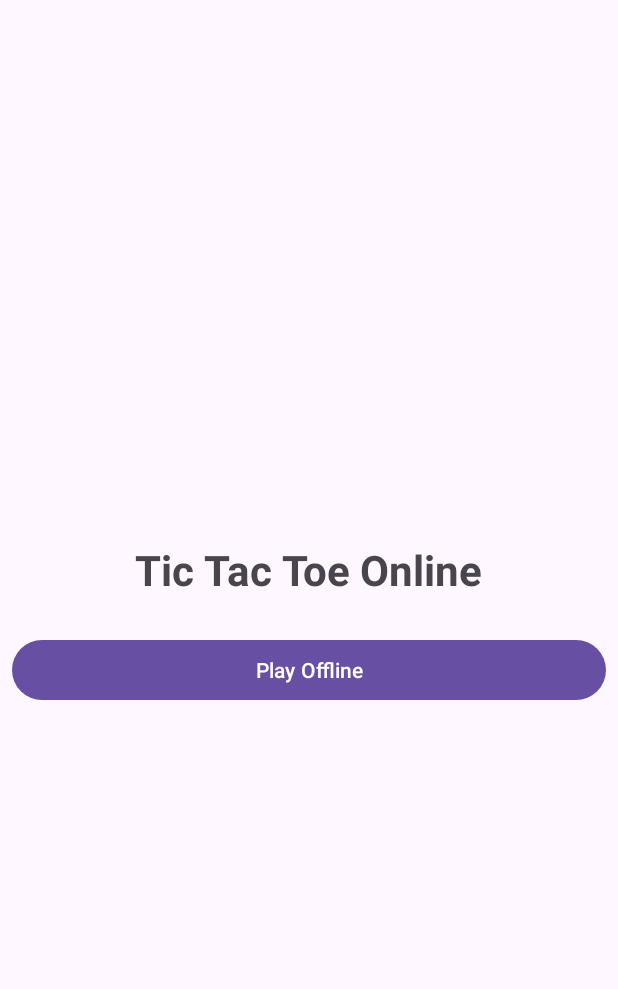
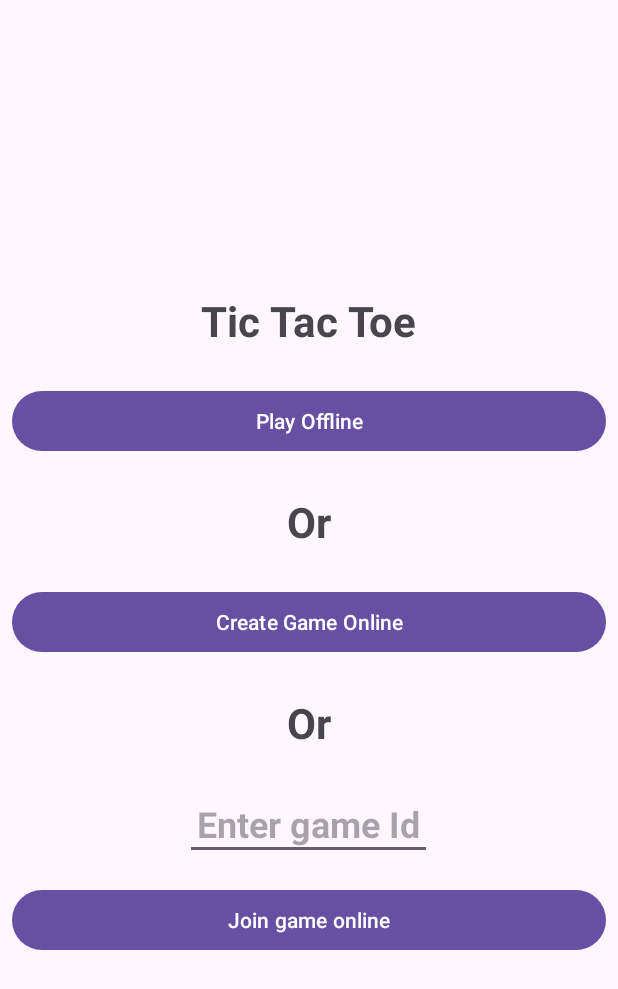
Before and after one commit to Milind-Ranjan/TicTacToe, an Android app: the screen it shows after launch (MainActivity), on a phone screen of 412 x 824 dp. Shown: the top 989 px of the screen. Run offline under Robolectric (Android 15) with nearby library versions, the phone set to English and light mode, and no system bars; our stand-ins replace Firebase (no records; nobody signed in at launch, a user with empty details on screens opened directly).

```diff
--- a/app/build.gradle.kts
+++ b/app/build.gradle.kts
@@ -1,6 +1,7 @@
 plugins {
     id("com.android.application")
     id("org.jetbrains.kotlin.android")
+    id("com.google.gms.google-services")
 }
 
 android {
@@ -39,10 +40,15 @@ android {
 }
 
 dependencies {
+
+    implementation(platform("com.google.firebase:firebase-bom:33.2.0"))
+    implementation("com.google.firebase:firebase-analytics")
+    implementation("com.google.firebase:firebase-firestore")
     implementation("androidx.core:core-ktx:1.13.1")
     implementation("androidx.appcompat:appcompat:1.7.0")
     implementation("com.google.android.material:material:1.12.0")
     implementation("androidx.constraintlayout:constraintlayout:2.1.4")
+    implementation("com.google.firebase:firebase-firestore:25.1.0")
     testImplementation("junit:junit:4.13.2")
     androidTestImplementation("androidx.test.ext:junit:1.2.1")
     androidTestImplementation("androidx.test.espresso:espresso-core:3.6.1")
--- a/app/src/main/AndroidManifest.xml
+++ b/app/src/main/AndroidManifest.xml
@@ -2,6 +2,7 @@
 <manifest xmlns:android="http://schemas.android.com/apk/res/android"
     xmlns:tools="http://schemas.android.com/tools"
     package="com.example.tictactoe">
+    <uses-permission android:name="android.permission.INTERNET"/>
 
     <application
         android:allowBackup="true"
--- a/app/src/main/res/layout/activity_main.xml
+++ b/app/src/main/res/layout/activity_main.xml
@@ -13,7 +13,7 @@
     <TextView
         android:layout_width="wrap_content"
         android:layout_height="wrap_content"
-        android:text="@string/app_name"
+        android:text="Tic Tac Toe"
         android:textStyle="bold"
         android:textSize="28sp"
         android:layout_margin="8dp"
@@ -27,5 +27,49 @@
         android:layout_margin="8dp"
         android:padding="8dp"/>
 
+    <TextView
+        android:layout_width="wrap_content"
+        android:layout_height="wrap_content"
+        android:text="Or"
+        android:textStyle="bold"
+        android:textSize="28sp"
+        android:layout_margin="8dp"
+        android:padding="8dp"/>
+
+    <Button
+        android:layout_width="match_parent"
+        android:layout_height="wrap_content"
+        android:id="@+id/create_online_btn"
+        android:text="Create Game Online"
+        android:layout_margin="8dp"
+        android:padding="8dp"/>
+
+    <TextView
+        android:layout_width="wrap_content"
+        android:layout_height="wrap_content"
+        android:text="Or"
+        android:textStyle="bold"
+        android:textSize="28sp"
+        android:layout_margin="8dp"
+        android:padding="8dp"/>
+
+    <EditText
+        android:layout_width="wrap_content"
+        android:layout_height="wrap_content"
+        android:id="@+id/get_id_input"
+        android:textSize="24sp"
+        android:textStyle="bold"
+        android:inputType="number"
+        android:layout_margin="8dp"
+        android:padding="8dp"
+        android:hint="Enter game Id"/>
+
+    <Button
+        android:layout_width="match_parent"
+        android:layout_height="wrap_content"
+        android:id="@+id/join_online_btn"
+        android:text="Join game online"
+        android:layout_margin="8dp"
+        android:padding="8dp"/>
 
 </LinearLayout>
--- a/build.gradle.kts
+++ b/build.gradle.kts
@@ -1,5 +1,6 @@
 // Top-level build file where you can add configuration options common to all sub-projects/modules.
 plugins {
-    id("com.android.application") version "8.1.4" apply false
+    id("com.android.application") version "8.5.2" apply false
     id("org.jetbrains.kotlin.android") version "1.9.0" apply false
+    id("com.google.gms.google-services") version "4.4.2" apply false
 }
```
Also changed, not shown: app/src/main/java/com/example/tictactoe/GameActivity.kt (+12 -2 lines), app/src/main/java/com/example/tictactoe/GameData.kt (+22 -1 lines), app/src/main/java/com/example/tictactoe/MainActivity.kt (+45 -2 lines), gradle/wrapper/gradle-wrapper.properties, 1 other file.
